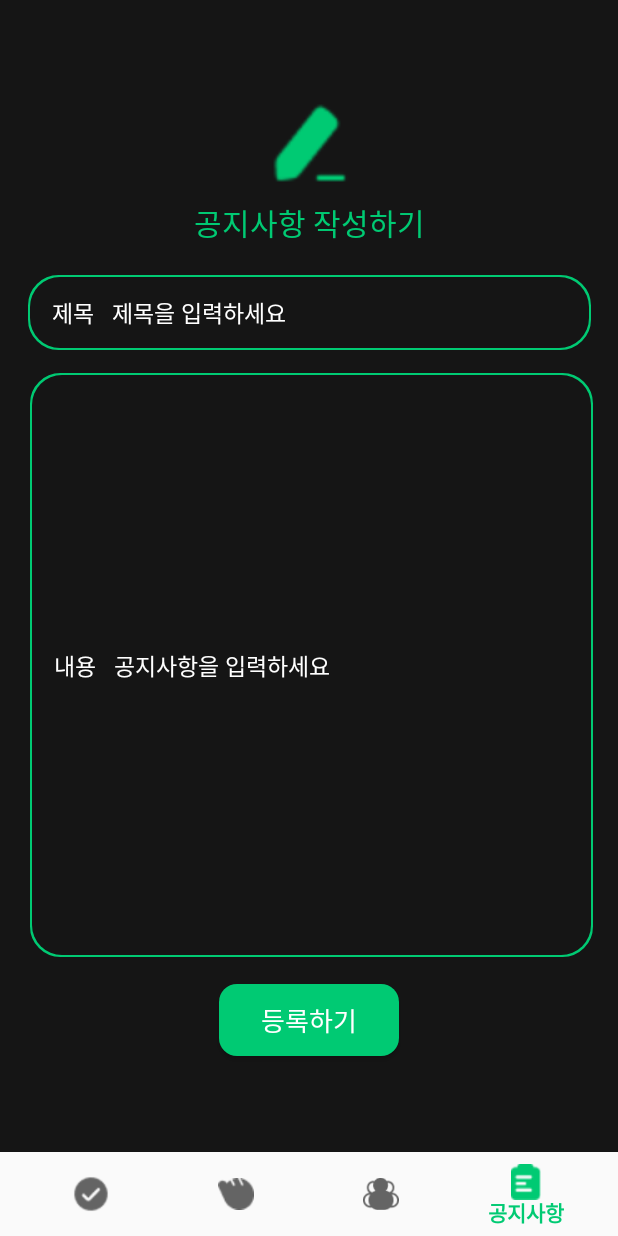
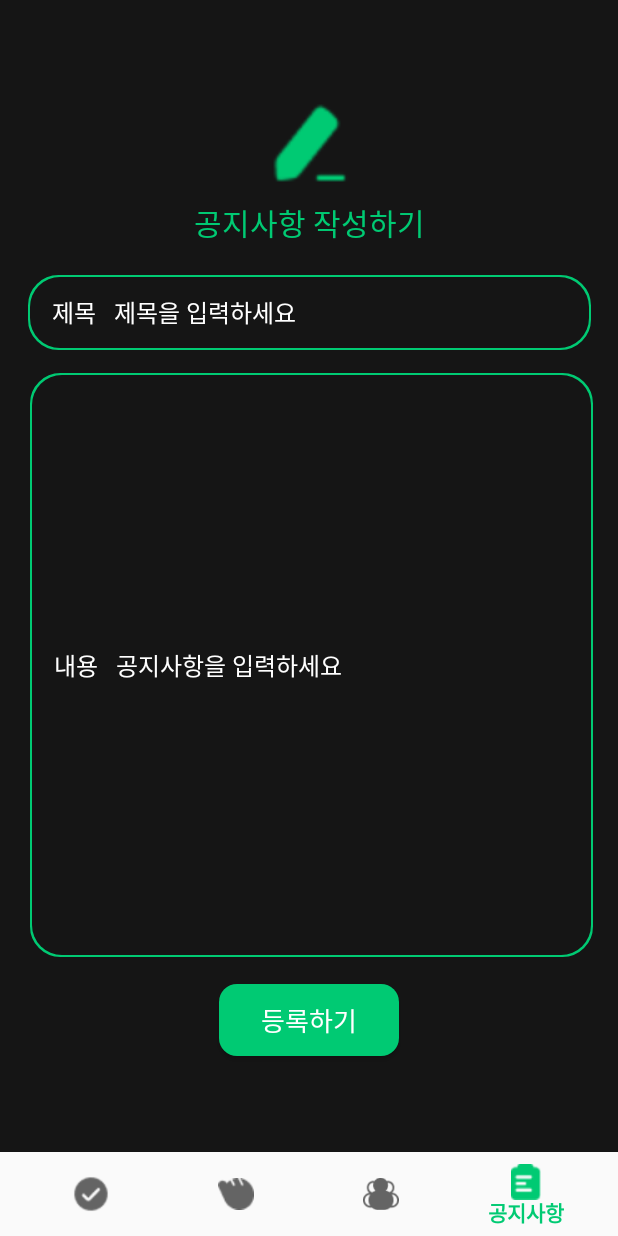
Before and after one commit to TEAM-ALOM/Alom_Alom_Android, an Android app: the AnnouncementFragment screen opened through its navigation route, on a phone screen of 412 x 824 dp. Run offline under Robolectric (Android 15) with nearby library versions, the phone set to English and light mode, and no system bars; our stand-ins replace navigation-ui.

Commit message:
textedit hint 설정, 제목 한줄만 입력되게 수정

```diff
--- a/app/src/main/res/layout/fragment_announcement.xml
+++ b/app/src/main/res/layout/fragment_announcement.xml
@@ -42,9 +42,12 @@
         android:layout_marginTop="20dp"
 
         android:layout_marginRight="5dp"
-        android:text="    제목   제목을 입력하세요"
-        android:textSize="15sp"
+
+        android:hint="    제목   제목을 입력하세요"
+        android:textColorHint="@color/white"
+        android:textSize="16sp"
         android:textColor="@color/white"
+        android:singleLine="true"
 
         app:layout_constraintEnd_toEndOf="parent"
         app:layout_constraintHorizontal_bias="0.5"
@@ -62,8 +65,9 @@
 
         android:layout_marginRight="5dp"
         android:layout_marginBottom="130dp"
-        android:text="    내용   공지사항을 입력하세요"
-        android:textSize="15sp"
+        android:hint="    내용   공지사항을 입력하세요"
+        android:textSize="16sp"
+        android:textColorHint="@color/white"
         android:textColor="@color/white"
 
         app:layout_constraintBottom_toBottomOf="parent"
```
